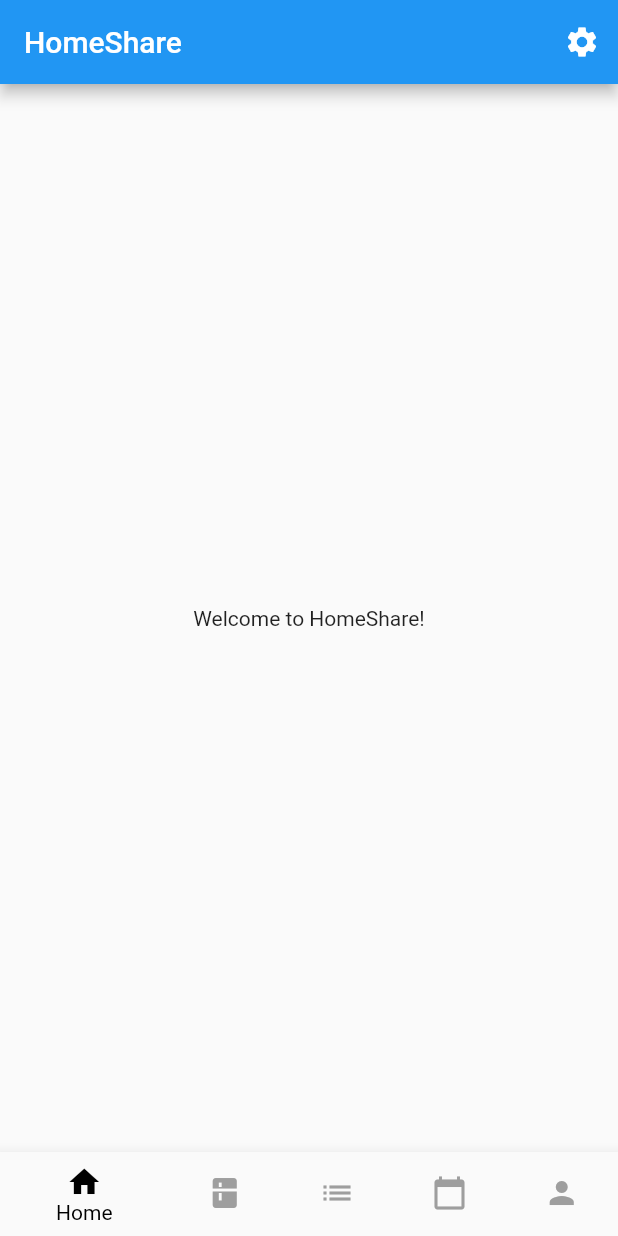
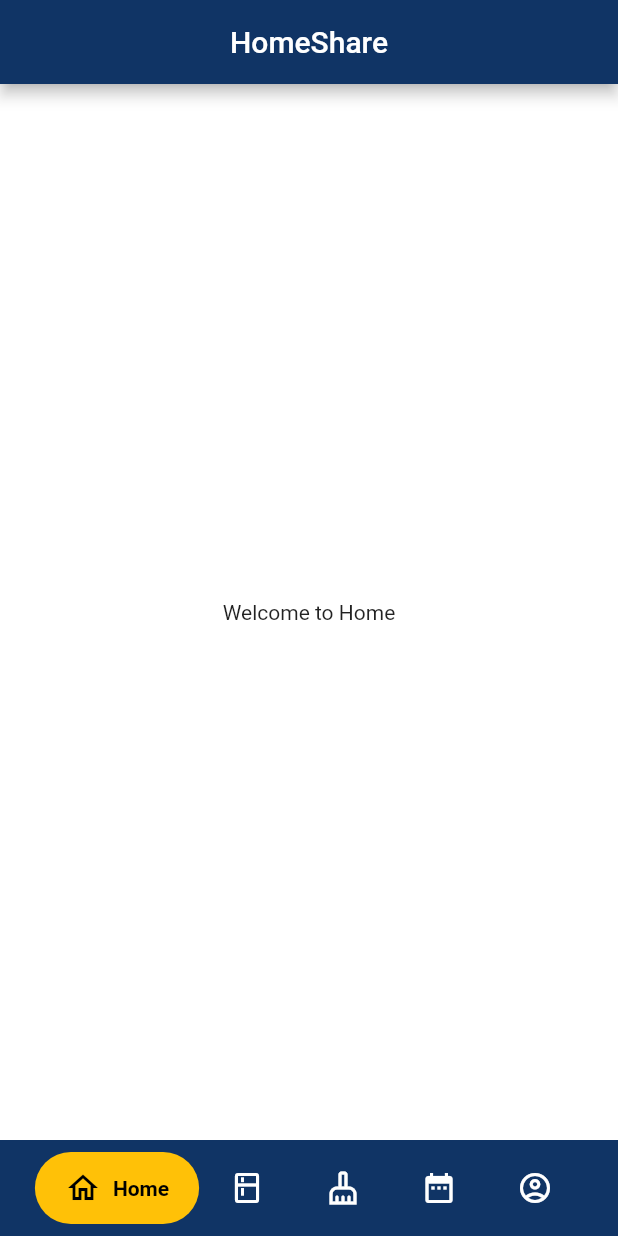
Before and after one commit to TYCTYCTYCTYCTYCTYC/home_share, a Flutter app: the screen it shows after launch, on a phone screen of 412 x 824 dp. Run offline on Flutter 3.47's test engine with Material 2 defaults, Android fonts, the phone set to English and light mode, and no system bars; drawn by our look-alikes of google_nav_bar.

Commit message:
new_navi_bar

```diff
--- a/lib/chores.dart
+++ b/lib/chores.dart
@@ -2,18 +2,8 @@ import 'package:flutter/material.dart';
 
 import 'package:home_share/main.dart';
 
-class Chores extends StatefulWidget {
-  const Chores({super.key});
-
-  @override
-  _ChoresState createState() => _ChoresState();
-}
-
-class _ChoresState extends State<Chores> {
-  @override
-  void initState() {
-    super.initState();
-  }
+class Chores extends StatelessWidget {
+  const Chores({Key? key}) : super(key: key);
 
   @override
   Widget build(BuildContext context) {
--- a/lib/fridge.dart
+++ b/lib/fridge.dart
@@ -2,18 +2,8 @@ import 'package:flutter/material.dart';
 
 import 'package:home_share/main.dart';
 
-class Fridge extends StatefulWidget {
-  const Fridge({super.key});
-
-  @override
-  _FridgeState createState() => _FridgeState();
-}
-
-class _FridgeState extends State<Fridge> {
-  @override
-  void initState() {
-    super.initState();
-  }
+class Fridge extends StatelessWidget {
+  const Fridge({Key? key}) : super(key: key);
 
   @override
   Widget build(BuildContext context) {
--- a/lib/home.dart
+++ b/lib/home.dart
@@ -1,6 +1,10 @@
 import 'package:flutter/material.dart';
-
+import 'package:home_share/fridge.dart';
+import 'package:home_share/chores.dart';
+import 'package:home_share/schedule.dart';
+import 'package:home_share/profile.dart';
 import 'package:home_share/main.dart';
+import 'package:google_nav_bar/google_nav_bar.dart';
 
 class Home extends StatefulWidget {
   const Home({super.key});
@@ -10,65 +14,77 @@ class Home extends StatefulWidget {
 }
 
 class _HomeState extends State<Home> {
-  int _currentIndex = 0;
-
-  @override
-  void initState() {
-    super.initState();
-  }
+  int _selectedIndex = 0;
+  final screen = [
+    HomePage(),
+    Fridge(),
+    Chores(),
+    Schedule(),
+    Profile(),
+  ];
 
   @override
   Widget build(BuildContext context) {
     return Scaffold(
       appBar: AppBar(
-        title: const Text('HomeShare'),
-        actions: [
-          IconButton(
-            icon: const Icon(Icons.settings),
-            onPressed: () {
-              // TODO: Implement settings functionality
-            },
-          ),
-        ],
+        automaticallyImplyLeading: false,
+        centerTitle: true,
+        title: const Text('HomeShare', style: TextStyle(color: Colors.white)),
+        backgroundColor: Color(0xFF103465),
       ),
-      body: const Center(
-        child: Text('Welcome to HomeShare!'),
-      ),
-      bottomNavigationBar: BottomNavigationBar(
-        currentIndex: _currentIndex,
-        onTap: (index) {
-          setState(() {
-            _currentIndex = index;
-          });
-        },
-        selectedItemColor: Colors.black,
-        unselectedItemColor: Colors.grey,
-        selectedLabelStyle: const TextStyle(
-            color: Colors.grey), // set the label color for selected item
-        unselectedLabelStyle: const TextStyle(
-            color: Colors.grey), // set the label color for unselected items
-        items: const [
-          BottomNavigationBarItem(
-            icon: Icon(Icons.home),
-            label: 'Home',
-          ),
-          BottomNavigationBarItem(
-            icon: Icon(Icons.kitchen),
-            label: 'Fridge',
-          ),
-          BottomNavigationBarItem(
-            icon: Icon(Icons.list),
-            label: 'Chores',
-          ),
-          BottomNavigationBarItem(
-            icon: Icon(Icons.calendar_today),
-            label: 'Schedule',
-          ),
-          BottomNavigationBarItem(
-            icon: Icon(Icons.person),
-            label: 'Profile',
-          ),
-        ],
+      body: screen[_selectedIndex],
+      backgroundColor: Color(0xFF103465),
+      bottomNavigationBar: GNav(
+          backgroundColor: Color(0xFF103465),
+          color: Colors.white,
+          activeColor: Colors.black,
+          tabBackgroundColor: Colors.amber,
+          iconSize: 24,
+          tabMargin: EdgeInsets.symmetric(vertical: 8),
+          gap: 8,
+          mainAxisAlignment: MainAxisAlignment.center,
+          padding: EdgeInsets.symmetric(horizontal: 20, vertical: 12),
+          tabs: [
+            GButton(
+              icon: Icons.home_outlined,
+              text: 'Home',
+            ),
+            GButton(
+              icon: Icons.kitchen_outlined,
+              text: 'Fridge',
+            ),
+            GButton(
+              icon: Icons.cleaning_services_outlined,
+              text: 'chores',
+            ),
+            GButton(
+              icon: Icons.date_range,
+              text: 'Schedule',
+            ),
+            GButton(
+              icon: Icons.account_circle_outlined,
+              text: 'Profile',
+            ),
+          ],
+          selectedIndex: _selectedIndex,
+          onTabChange: (index) {
+            setState(() {
+              _selectedIndex = index;
+            });
+          }),
+    );
+  }
+}
+
+class HomePage extends StatelessWidget {
+  const HomePage({Key? key}) : super(key: key);
+
+  @override
+  Widget build(BuildContext context) {
+    return Scaffold(
+      backgroundColor: Colors.white,
+      body: Center(
+        child: Text("Welcome to Home"),
       ),
     );
   }
--- a/lib/main.dart
+++ b/lib/main.dart
@@ -1,10 +1,32 @@
 import 'package:flutter/material.dart';
-
 import 'package:home_share/home.dart';
+import 'package:home_share/chores.dart';
+import 'package:home_share/fridge.dart';
+import 'package:home_share/profile.dart';
+import 'package:home_share/schedule.dart';
 
 //global variables
 
-void main() {
+void main() async {
   WidgetsFlutterBinding.ensureInitialized();
-  runApp(const MaterialApp(debugShowCheckedModeBanner: false, home: Home()));
+  runApp(const MyApp());
 }
+
+class MyApp extends StatelessWidget {
+  const MyApp({super.key});
+
+  // This widget is the root of your application.
+  @override
+  Widget build(BuildContext context) {
+    return MaterialApp(
+      debugShowCheckedModeBanner: false,
+      theme: ThemeData(
+          primaryColor: Colors.blue,
+          appBarTheme: AppBarTheme(
+            iconTheme: IconThemeData(color: Colors.black),
+            color: Colors.white,
+          )),
+      home: const Home(),
+    );
+  }
+}
--- a/lib/profile.dart
+++ b/lib/profile.dart
@@ -2,18 +2,8 @@ import 'package:flutter/material.dart';
 
 import 'package:home_share/main.dart';
 
-class Profile extends StatefulWidget {
-  const Profile({super.key});
-
-  @override
-  _ProfileState createState() => _ProfileState();
-}
-
-class _ProfileState extends State<Profile> {
-  @override
-  void initState() {
-    super.initState();
-  }
+class Profile extends StatelessWidget {
+  const Profile({Key? key}) : super(key: key);
 
   @override
   Widget build(BuildContext context) {
--- a/lib/schedule.dart
+++ b/lib/schedule.dart
@@ -2,18 +2,8 @@ import 'package:flutter/material.dart';
 
 import 'package:home_share/main.dart';
 
-class Schedule extends StatefulWidget {
-  const Schedule({super.key});
-
-  @override
-  _ScheduleState createState() => _ScheduleState();
-}
-
-class _ScheduleState extends State<Schedule> {
-  @override
-  void initState() {
-    super.initState();
-  }
+class Schedule extends StatelessWidget {
+  const Schedule({Key? key}) : super(key: key);
 
   @override
   Widget build(BuildContext context) {
--- a/pubspec.yaml
+++ b/pubspec.yaml
@@ -35,6 +35,12 @@ dependencies:
   # The following adds the Cupertino Icons font to your application.
   # Use with the CupertinoIcons class for iOS style icons.
   cupertino_icons: ^1.0.2
+  firebase_core: ^2.5.0
+  firebase_auth: ^4.2.6
+  google_nav_bar: ^5.0.6
+  firebase_storage: ^11.0.14
+  file_picker: ^5.2.5
+  get: ^4.6.5
 
 dev_dependencies:
   flutter_test:
```
Also changed, not shown: pubspec.lock, 2 other files.
